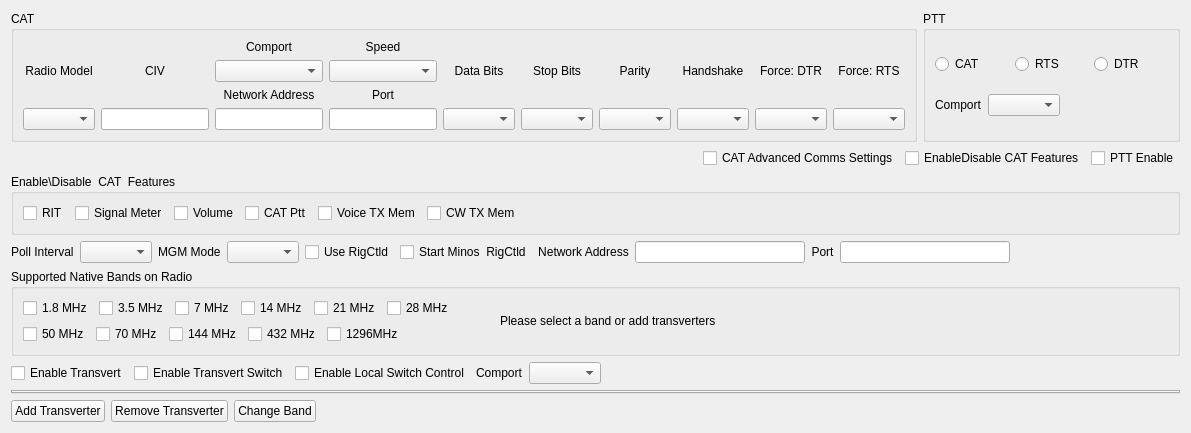
Old version of the form mqt/MqtRigControl/rigsetupform.ui in the repository Rsclub22/Minos2-Mirror.
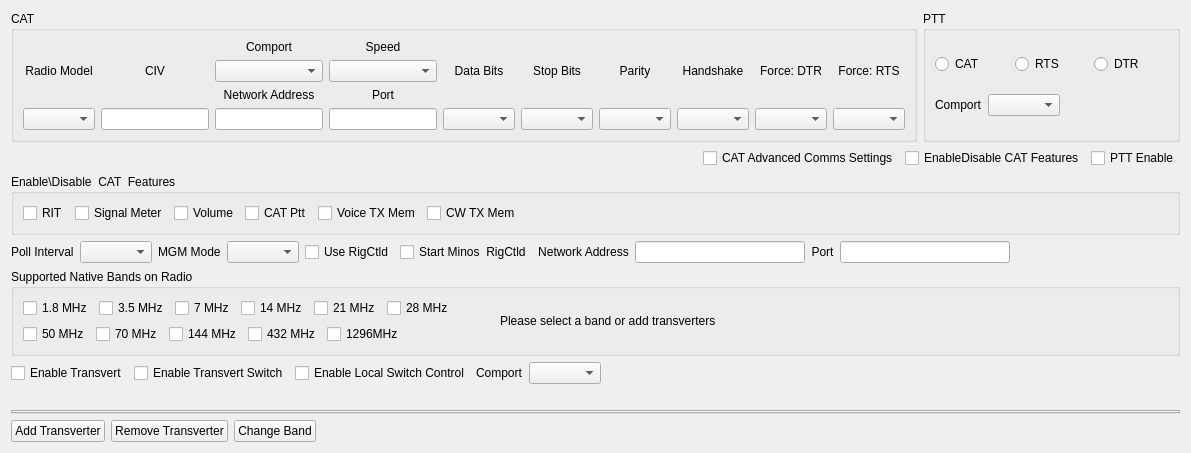
New version of the form. Custom widgets are drawn as their Qt base class.

```diff
--- a/mqt/MqtRigControl/rigsetupform.ui
+++ b/mqt/MqtRigControl/rigsetupform.ui
@@ -717,6 +717,13 @@
      </item>
     </layout>
    </item>
+   <item>
+    <widget class="QLabel" name="label_2">
+     <property name="text">
+      <string/>
+     </property>
+    </widget>
+   </item>
    <item>
     <layout class="QVBoxLayout" name="verticalLayout_2">
      <item>
```
Left out of the diff: 7 changed lines with no effect on the pictures.
